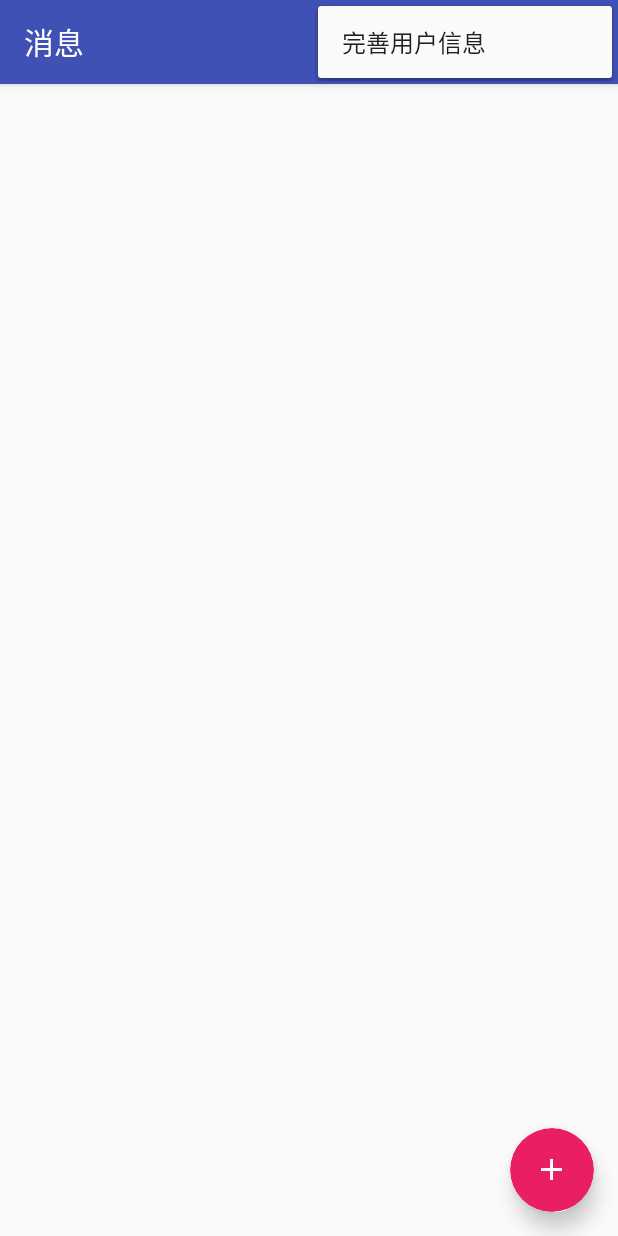
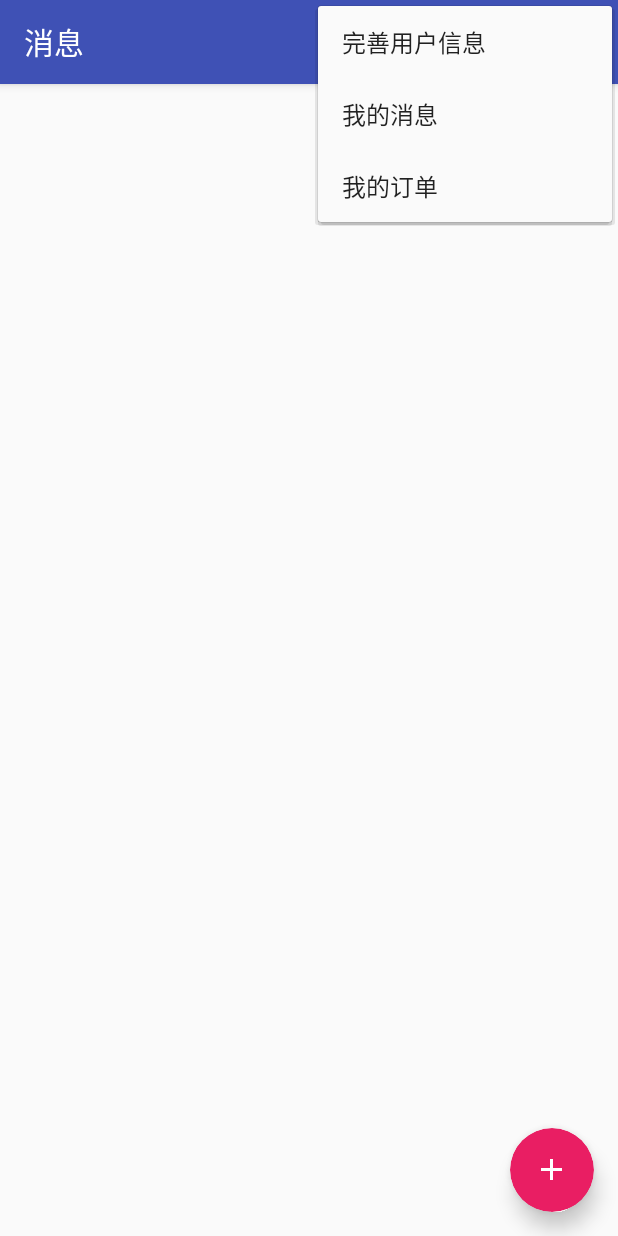
Before and after one commit to Haers/Demo, an Android app: the MainActivity screen opened directly, with no data from a screen before it, with the options menu open, on a phone screen of 412 x 824 dp. Run offline under Robolectric (Android 15) with nearby library versions, the phone set to English and light mode, and no system bars; our stand-ins replace ButterKnife; libraries missing offline, so code that uses them is left out: com.nineoldandroids.view, retrofit2.adapter.rxjava, rx.android.schedulers, rx.functions, rx.schedulers; 4 statements that could not run were skipped.

Commit message:
添加了我的消息和我的订单，具体内容有待完善

```diff
--- a/app/build.gradle
+++ b/app/build.gradle
@@ -5,7 +5,7 @@ android {
     buildToolsVersion "27.0.3"
     defaultConfig {
         applicationId "com.acticitytest.demo"
-        minSdkVersion 16
+        minSdkVersion 19
         targetSdkVersion 26
         versionCode 1
         versionName "1.0"
--- a/app/src/main/java/com/acticitytest/demo/activity/UserInfoActivity.java
+++ b/app/src/main/java/com/acticitytest/demo/activity/UserInfoActivity.java
@@ -85,11 +85,11 @@ public class UserInfoActivity extends AppCompatActivity {
                 }
                 break;
             case R.id.info_change_ok:
-                int gender;
+                boolean gender;
                 if(sex.getCheckedRadioButtonId() == R.id.info_male)
-                    gender = 1;
+                    gender = true;
                 else
-                    gender = 0;
+                    gender = false;
                 HttpMethods.getInstance();
                 UserPresenter.modifyUser(new Subscriber<HttpResult<User>>() {
                     @Override
--- a/app/src/main/java/com/acticitytest/demo/entity/User.java
+++ b/app/src/main/java/com/acticitytest/demo/entity/User.java
@@ -4,7 +4,7 @@ package com.acticitytest.demo.entity;
 public class User {
     private String stuNum;
     private String name;
-    private int gender;
+    private boolean gender;
     private String defaultLocation;
     private String telephone;
     private String pay;
@@ -25,11 +25,11 @@ public class User {
         this.name = name;
     }
 
-    public int isGender() {
+    public boolean isGender() {
         return gender;
     }
 
-    public void setGender(int gender) {
+    public void setGender(boolean gender) {
         this.gender = gender;
     }
 
--- a/app/src/main/java/com/acticitytest/demo/http/service/UserService.java
+++ b/app/src/main/java/com/acticitytest/demo/http/service/UserService.java
@@ -7,12 +7,14 @@ import retrofit2.http.POST;
 import rx.Observable;
 import com.acticitytest.demo.entity.HttpResult;
 import com.acticitytest.demo.entity.User;
-import retrofit2.http.GET;
+
+import java.util.List;
+
 import retrofit2.http.Query;
 
 public interface UserService {
 
-    @GET("alpha5/servlet/UserAddServlet")
+    @POST("alpha5/servlet/UserAddServlet")
     Observable<HttpResult<User>> addUser(
             @Query("stuNum") String stuNum
     );
@@ -22,9 +24,15 @@ public interface UserService {
     Observable<HttpResult<User>> modifyUser(
             @Field("stuNum") String stuNum,
             @Field("name") String name,
-            @Field("gender") int gender,
+            @Field("gender") boolean gender,
             @Field("defaultLocation") String defaultLocation,
             @Field("telephone") String telephone,
             @Field("pay") String pay
     );
+
+    @FormUrlEncoded
+    @POST("alpha5/servlet/UserGetServlet")
+    Observable<HttpResult<List<User>>> getUser(
+            @Field("stuNum") String stuNum
+    );
 }
--- /dev/null
+++ b/app/src/main/res/layout/activity_message.xml
@@ -0,0 +1,6 @@
+<?xml version="1.0" encoding="utf-8"?>
+<LinearLayout xmlns:android="http://schemas.android.com/apk/res/android"
+    android:orientation="vertical" android:layout_width="match_parent"
+    android:layout_height="match_parent">
+
+</LinearLayout>
--- /dev/null
+++ b/app/src/main/res/layout/activity_order.xml
@@ -0,0 +1,6 @@
+<?xml version="1.0" encoding="utf-8"?>
+<LinearLayout xmlns:android="http://schemas.android.com/apk/res/android"
+    android:orientation="vertical" android:layout_width="match_parent"
+    android:layout_height="match_parent">
+
+</LinearLayout>
--- a/app/src/main/res/menu/main.xml
+++ b/app/src/main/res/menu/main.xml
@@ -1,6 +1,12 @@
 <?xml version="1.0" encoding="utf-8"?>
 <menu xmlns:android="http://schemas.android.com/apk/res/android">
     <item
-        android:id="@+id/use_info"
-        android:title="@string/user_info" />
+        android:id="@+id/menu_user_info"
+        android:title="@string/menu_user_info" />
+    <item
+        android:id="@+id/menu_my_message"
+        android:title="@string/menu_my_message"/>
+    <item
+        android:id="@+id/menu_my_order"
+        android:title="@string/menu_my_order"/>
 </menu>
--- a/app/src/main/res/values/strings.xml
+++ b/app/src/main/res/values/strings.xml
@@ -81,9 +81,12 @@
     <string name="item_send_time">求助时间：</string>
     <string name="item_fetch_location">取货地址：</string>
     <string name="item_send_location">送货地址：</string>
+    <string name="item_call">电话联系</string>
     <string name="item_help">帮助</string>
     <string name="item_send_message">消息内容：</string>
-    <string name="user_info">完善用户信息</string>
+    <string name="menu_user_info">完善用户信息</string>
+    <string name="menu_my_message">我的消息</string>
+    <string name="menu_my_order">我的订单</string>
     <string name="login_label">帮帮</string>
     <string name="edit_msg">说点什么</string>
     <string name="edit_fetch_location">取货地</string>
```
Also changed, not shown: app/src/main/AndroidManifest.xml (+20 -2 lines), app/src/main/java/com/acticitytest/demo/activity/ItemActivity.java (+106 -4 lines), app/src/main/java/com/acticitytest/demo/activity/MainActivity.java (renamed from app/src/main/java/com/acticitytest/demo/activity/FloatingBar.java, +12 -4 lines), app/src/main/java/com/acticitytest/demo/activity/UserMessageActivity.java (added, +29 -0 lines), app/src/main/java/com/acticitytest/demo/activity/UserOrderActivity.java (added, +29 -0 lines), app/src/main/java/com/acticitytest/demo/http/presenter/UserPresenter.java (+11 -1 lines), app/src/main/res/layout/activity_item.xml (+8 -1 lines).
